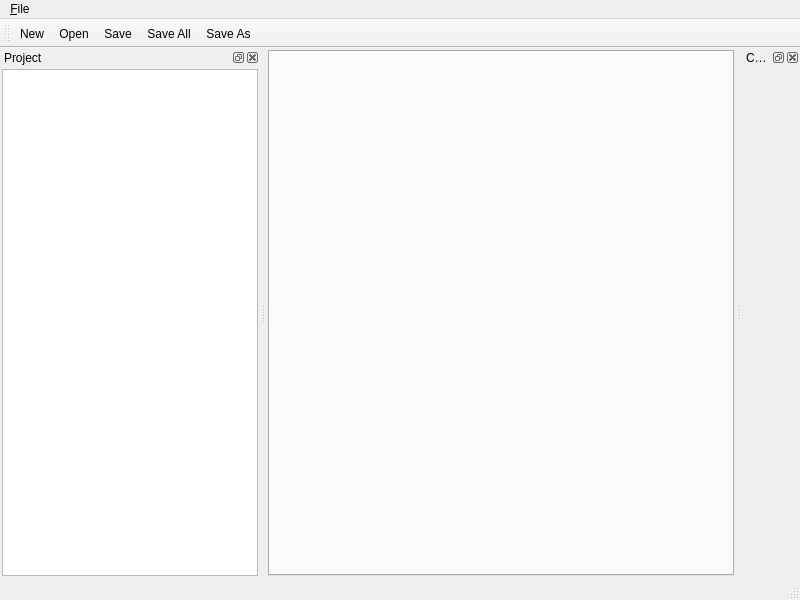
This is CDTStudio/mainwindow.ui in chenguanzhou/CDTStudio as Qt 5 draws it before an edit. The edited form follows.
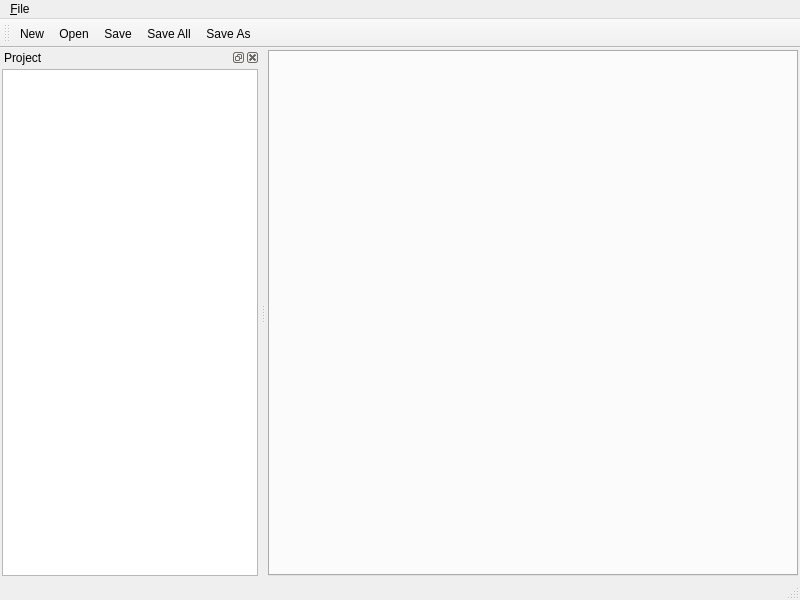
This is the edited form. Icons and pictures are not drawn. Custom widgets are drawn as their Qt base class.

```diff
--- a/CDTStudio/mainwindow.ui
+++ b/CDTStudio/mainwindow.ui
@@ -133,33 +133,6 @@
     </layout>
    </widget>
   </widget>
-  <widget class="QDockWidget" name="dockWidgetTrainingSample">
-   <property name="windowTitle">
-    <string>Category Manager</string>
-   </property>
-   <attribute name="dockWidgetArea">
-    <number>2</number>
-   </attribute>
-   <widget class="QWidget" name="dockWidgetContents_3">
-    <layout class="QVBoxLayout" name="verticalLayout_3">
-     <property name="leftMargin">
-      <number>2</number>
-     </property>
-     <property name="topMargin">
-      <number>2</number>
-     </property>
-     <property name="rightMargin">
-      <number>2</number>
-     </property>
-     <property name="bottomMargin">
-      <number>2</number>
-     </property>
-     <item>
-      <widget class="CDTTrainingSamplesForm" name="trainingSampleForm" native="true"/>
-     </item>
-    </layout>
-   </widget>
-  </widget>
   <action name="action_New">
    <property name="icon">
     <iconset resource="../resource.qrc">
@@ -228,12 +201,6 @@
    <header>cdtprojecttabwidget.h</header>
    <container>1</container>
   </customwidget>
-  <customwidget>
-   <class>CDTTrainingSamplesForm</class>
-   <extends>QWidget</extends>
-   <header>cdttrainingsamplesform.h</header>
-   <container>1</container>
-  </customwidget>
  </customwidgets>
  <tabstops>
   <tabstop>treeViewProject</tabstop>
```
Left out of the diff: 1 changed line with no effect on the pictures.
